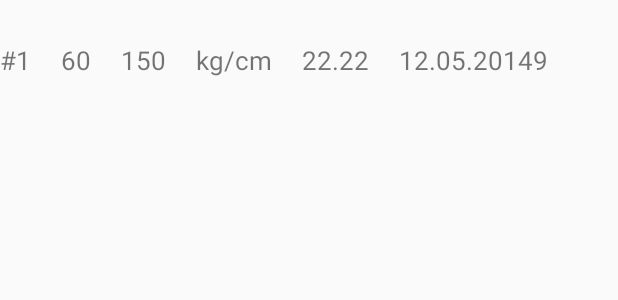
After one commit to Nellvin/AndroidBmi, an Android app: the layout layout_listitem.xml on its own in the app's theme, with its tools: preview values and no code run, on a phone screen of 412 x 824 dp. The commit adds this screen. Shown: the top 300 px of the screen. Run offline under Robolectric (Android 15) with nearby library versions, the phone set to English and light mode, and no system bars.

Commit message:
RecycleView

```diff
--- a/app/build.gradle
+++ b/app/build.gradle
@@ -32,4 +32,7 @@ dependencies {
     androidTestImplementation 'androidx.test:runner:1.1.0-alpha4'
     androidTestImplementation 'androidx.test.espresso:espresso-core:3.1.0-alpha4'
     androidTestImplementation 'androidx.test:rules:1.1.2-alpha02'
+
+    implementation 'com.android.support:recyclerview-v7:28.0.0'
+
 }
--- a/app/src/main/AndroidManifest.xml
+++ b/app/src/main/AndroidManifest.xml
@@ -9,6 +9,8 @@
             android:roundIcon="@mipmap/ic_launcher_round"
             android:supportsRtl="true"
             android:theme="@style/AppTheme">
+        <activity android:name=".HistoryActivity">
+        </activity>
         <activity android:name=".InfoActivity">
         </activity>
         <activity android:name=".AboutMeActivity">
--- /dev/null
+++ b/app/src/main/res/layout/layout_listitem.xml
@@ -0,0 +1,58 @@
+<?xml version="1.0" encoding="utf-8"?>
+<RelativeLayout xmlns:android="http://schemas.android.com/apk/res/android"
+                android:layout_width="match_parent"
+                android:layout_height="80dp"
+android:id="@+id/parent_layout">
+
+    <TextView
+            android:text="#1"
+            android:layout_width="wrap_content"
+            android:layout_height="wrap_content"
+            android:id="@+id/textView7"
+            android:textSize="17dp"
+            android:layout_centerVertical="true"/>
+
+    <TextView
+            android:text="60"
+            android:layout_width="wrap_content"
+            android:layout_height="wrap_content"
+            android:id="@+id/textView8"
+            android:layout_toRightOf="@id/textView7"
+            android:layout_centerVertical="true"
+            android:layout_marginLeft="20dp"
+            android:textSize="17dp"
+    />
+    <TextView
+            android:text="150"
+            android:layout_width="wrap_content"
+            android:layout_height="wrap_content" android:id="@+id/textView9"
+            android:layout_toRightOf="@id/textView8"
+            android:layout_centerVertical="true"
+            android:layout_marginLeft="20dp"
+            android:textSize="17dp"/>
+    <TextView
+            android:text="kg/cm"
+            android:layout_width="wrap_content"
+            android:layout_height="wrap_content" android:id="@+id/textView12"
+            android:layout_toRightOf="@id/textView9"
+            android:layout_centerVertical="true"
+            android:layout_marginLeft="20dp"
+            android:textSize="17dp"/>
+    <TextView
+            android:text="22.22"
+            android:layout_width="wrap_content"
+            android:layout_height="wrap_content" android:id="@+id/textView13"
+            android:layout_toRightOf="@id/textView12"
+            android:layout_centerVertical="true"
+            android:layout_marginLeft="20dp"
+            android:textSize="17dp"/>
+    <TextView
+            android:text="12.05.20149"
+            android:layout_width="wrap_content"
+            android:layout_height="wrap_content" android:id="@+id/textView14"
+            android:layout_toRightOf="@id/textView13"
+            android:layout_centerVertical="true"
+            android:layout_marginLeft="20dp"
+            android:textSize="17dp"/>
+
+</RelativeLayout>
--- a/app/src/main/res/menu/main_menu.xml
+++ b/app/src/main/res/menu/main_menu.xml
@@ -4,7 +4,11 @@
     <item android:id="@+id/main_menu_abourMe"
           android:title="@string/main_menu_abourMe"
           app:showAsAction="never"
-          ></item>
+    ></item>
+    <item android:id="@+id/main_menu_history"
+          android:title="@string/main_menu_historyy"
+          app:showAsAction="never"
+    ></item>
     <item android:id="@+id/main_menu_changeMesures"
           android:title="@string/main_menu_changeMesures"
           app:showAsAction="never"></item>
--- /dev/null
+++ b/app/src/main/res/values/ids.xml
@@ -0,0 +1,4 @@
+<?xml version="1.0" encoding="utf-8"?>
+<resources>
+    <item name="parent_layout" type="id">parent_layout</item>
+</resources>
--- a/app/src/main/res/values/strings.xml
+++ b/app/src/main/res/values/strings.xml
@@ -8,10 +8,13 @@
     <string name="Weightlb">Height [lb]</string>
     <string name="Heightcm">Height [cm]</string>
     <string name="Heightinch">Height [inch]</string>
+
     <string name="myFamily">
         <a href="https://en.wikipedia.org/wiki/L%C3%B6ffler">Inni Löffler</a>
     </string>
     <string name="about_me">Cześć jestem Filip Löffler \n zrobiłem tą śmieszą aplikacje \ni mam nadzieję, że sie podoba
     </string>
+    <string name="main_menu_historyy">History</string>
+
 
 </resources>
```
Also changed, not shown: app/src/main/java/com/example/bmi/HistoryActivity.kt (added, +86 -0 lines), app/src/main/java/com/example/bmi/RecycleViewAdapter.java (added, +79 -0 lines), app/src/main/res/layout/activity_history.xml (added, +13 -0 lines).
